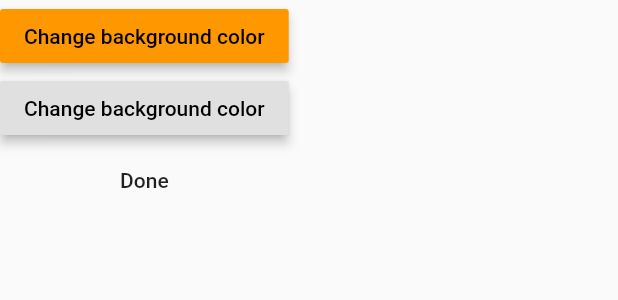
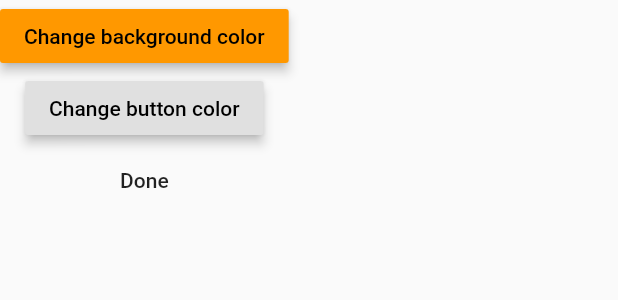
Before and after one commit to Hallis1221/Modlar, a Flutter app: the ThemeCreator widget shown alone on an empty page, opened directly, on a phone screen of 412 x 824 dp. Shown: the top 300 px of the screen. Run offline on Flutter 3.47's test engine with Material 2 defaults, Android fonts, the phone set to English and light mode, and no system bars; our stand-ins replace flutter_colorpicker, get_it, logger, rxdart; generated files the repository leaves out were written again.

Commit message:
:1234: Use direct import for translations, remove indirect translations & add button translation

````diff
--- a/ukeplanr_template/lib/UI/components/errors/404.dart
+++ b/ukeplanr_template/lib/UI/components/errors/404.dart
@@ -1,6 +1,6 @@
 import 'package:flutter/material.dart';
 import 'package:get_it/get_it.dart';
-import 'package:ukeplanr_template/logic/Localization/app_localizations.dart';
+import 'package:flutter_gen/gen_l10n/app_localizations.dart';
 import 'package:ukeplanr_template/logic/navigation/observers/navigationWatcher.dart';
 
 class PageNotFound extends StatelessWidget {
--- a/ukeplanr_template/lib/UI/screens/testing/home/helloWorld.dart
+++ b/ukeplanr_template/lib/UI/screens/testing/home/helloWorld.dart
@@ -1,6 +1,5 @@
 import 'package:ukeplanr_template/UI/components/locale/changeLocale.dart';
-import 'package:ukeplanr_template/logic/Localization/app_localizations.dart';
-
+import 'package:flutter_gen/gen_l10n/app_localizations.dart';
 import 'package:flutter/material.dart';
 
 class PlaceholderWidget extends StatelessWidget {
--- a/ukeplanr_template/lib/UI/screens/testing/theme/newTheme.dart
+++ b/ukeplanr_template/lib/UI/screens/testing/theme/newTheme.dart
@@ -2,7 +2,7 @@ import 'package:flutter/material.dart';
 import 'package:get_it/get_it.dart';
 import 'package:rxdart/rxdart.dart';
 import 'package:ukeplanr_template/UI/components/theme/colorPicker.dart';
-import 'package:ukeplanr_template/logic/Localization/app_localizations.dart';
+import 'package:flutter_gen/gen_l10n/app_localizations.dart';
 import 'package:ukeplanr_template/logic/theme/custom/customTheme.dart';
 import 'package:ukeplanr_template/logic/theme/themes.dart';
 
@@ -33,7 +33,7 @@ class ThemeCreator extends StatelessWidget {
             onChange: (Color color) {
               customTheme.buttonColor.value = color;
             },
-            title: AppLocalizations.of(context)!.changeBackgroundColor,
+            title: AppLocalizations.of(context)!.changeButtonColor,
           ),
           MaterialButton(
             child: Text("Done"),
--- a/ukeplanr_template/lib/config/l10n/app_en.arb
+++ b/ukeplanr_template/lib/config/l10n/app_en.arb
@@ -7,5 +7,6 @@
   },
 
   "pageNotFound": "This isn't the calender you're looking for...",
-  "changeBackgroundColor": "Change background color"
+  "changeBackgroundColor": "Change background color",
+  "changeButtonColor": "Change button color"
 }
--- a/ukeplanr_template/lib/config/l10n/app_no.arb
+++ b/ukeplanr_template/lib/config/l10n/app_no.arb
@@ -1,6 +1,8 @@
 {
   "helloWorld": "Hei verden!",
   "pageNotFound": "Dette er ikke kalenderen du ser etter...",
-  "changeBackgroundColor": "Endre bakgrunnsfarge"
+  "changeBackgroundColor": "Endre bakgrunnsfarge",
+  "changeButtonColor": "Endre knappefarger"
+
 
 }
--- a/ukeplanr_template/lib/logic/Localization/app_localizations.dart
+++ /dev/null
@@ -1,149 +0,0 @@
-import 'dart:async';
-
-import 'package:flutter/foundation.dart';
-import 'package:flutter/widgets.dart';
-import 'package:flutter_localizations/flutter_localizations.dart';
-import 'package:intl/intl.dart' as intl;
-
-import 'languages/app_localizations_en.dart';
-import 'languages/app_localizations_no.dart';
-
-/// Callers can lookup localized strings with an instance of AppLocalizations returned
-/// by `AppLocalizations.of(context)`.
-///
-/// Applications need to include `AppLocalizations.delegate()` in their app's
-/// localizationDelegates list, and the locales they support in the app's
-/// supportedLocales list. For example:
-///
-/// ```
-/// import 'gen_l10n/app_localizations.dart';
-///
-/// return MaterialApp(
-///   localizationsDelegates: AppLocalizations.localizationsDelegates,
-///   supportedLocales: AppLocalizations.supportedLocales,
-///   home: MyApplicationHome(),
-/// );
-/// ```
-///
-/// ## Update pubspec.yaml
-///
-/// Please make sure to update your pubspec.yaml to include the following
-/// packages:
-///
-/// ```
-/// dependencies:
-///   # Internationalization support.
-///   flutter_localizations:
-///     sdk: flutter
-///   intl: any # Use the pinned version from flutter_localizations
-///
-///   # rest of dependencies
-/// ```
-///
-/// ## iOS Applications
-///
-/// iOS applications define key application metadata, including supported
-/// locales, in an Info.plist file that is built into the application bundle.
-/// To configure the locales supported by your app, you’ll need to edit this
-/// file.
-///
-/// First, open your project’s ios/Runner.xcworkspace Xcode workspace file.
-/// Then, in the Project Navigator, open the Info.plist file under the Runner
-/// project’s Runner folder.
-///
-/// Next, select the Information Property List item, select Add Item from the
-/// Editor menu, then select Localizations from the pop-up menu.
-///
-/// Select and expand the newly-created Localizations item then, for each
-/// locale your application supports, add a new item and select the locale
-/// you wish to add from the pop-up menu in the Value field. This list should
-/// be consistent with the languages listed in the AppLocalizations.supportedLocales
-/// property.
-abstract class AppLocalizations {
-  AppLocalizations(String locale)
-      : localeName = intl.Intl.canonicalizedLocale(locale.toString());
-
-  final String localeName;
-
-  static AppLocalizations? of(BuildContext context) {
-    return Localizations.of<AppLocalizations>(context, AppLocalizations);
-  }
-
-  static const LocalizationsDelegate<AppLocalizations> delegate =
-      _AppLocalizationsDelegate();
-
-  /// A list of this localizations delegate along with the default localizations
-  /// delegates.
-  ///
-  /// Returns a list of localizations delegates containing this delegate along with
-  /// GlobalMaterialLocalizations.delegate, GlobalCupertinoLocalizations.delegate,
-  /// and GlobalWidgetsLocalizations.delegate.
-  ///
-  /// Additional delegates can be added by appending to this list in
-  /// MaterialApp. This list does not have to be used at all if a custom list
-  /// of delegates is preferred or required.
-  static const List<LocalizationsDelegate<dynamic>> localizationsDelegates =
-      <LocalizationsDelegate<dynamic>>[
-    delegate,
-    GlobalMaterialLocalizations.delegate,
-    GlobalCupertinoLocalizations.delegate,
-    GlobalWidgetsLocalizations.delegate,
-  ];
-
-  /// A list of this localizations delegate's supported locales.
-  static const List<Locale> supportedLocales = <Locale>[
-    Locale('en'),
-    Locale('no')
-  ];
-
-  /// The conventional newborn programmer greeting
-  ///
-  /// In en, this message translates to:
-  /// **'Hello World!'**
-  String get helloWorld;
-
-  /// No description provided for @pageNotFound.
-  ///
-  /// In en, this message translates to:
-  /// **'This isn\'t the calender you\'re looking for...'**
-  String get pageNotFound;
-
-  /// No description provided for @changeBackgroundColor.
-  ///
-  /// In en, this message translates to:
-  /// **'Change background color'**
-  String get changeBackgroundColor;
-}
-
-class _AppLocalizationsDelegate
-    extends LocalizationsDelegate<AppLocalizations> {
-  const _AppLocalizationsDelegate();
-
-  @override
-  Future<AppLocalizations> load(Locale locale) {
-    return SynchronousFuture<AppLocalizations>(_lookupAppLocalizations(locale));
-  }
-
-  @override
-  bool isSupported(Locale locale) =>
-      <String>['en', 'no'].contains(locale.languageCode);
-
-  @override
-  bool shouldReload(_AppLocalizationsDelegate old) => false;
-}
-
-AppLocalizations _lookupAppLocalizations(Locale locale) {
-// Lookup logic when only language code is specified.
-  switch (locale.languageCode) {
-    case 'en':
-      return AppLocalizationsEn();
-    case 'no':
-      return AppLocalizationsNo();
-  }
-
-  throw FlutterError(
-      'AppLocalizations.delegate failed to load unsupported locale "$locale". This is likely '
-      'an issue with the localizations generation tool. Please file an issue '
-      'on GitHub with a reproducible sample app and the gen-l10n configuration '
-      'that was used.');
-}
--- a/ukeplanr_template/lib/main.dart
+++ b/ukeplanr_template/lib/main.dart
@@ -1,10 +1,10 @@
-import 'package:ukeplanr_template/logic/Localization/app_localizations.dart';
 import 'package:ukeplanr_template/logic/localization/state/locale.dart';
 import 'package:ukeplanr_template/logic/navigation/gen/generateRoute.dart';
 import 'package:ukeplanr_template/logic/navigation/observers/navigationWatcher.dart';
 import 'package:ukeplanr_template/logic/theme/themes.dart';
 import 'package:ukeplanr_template/start/configureApp.dart';
 
+import 'package:flutter_gen/gen_l10n/app_localizations.dart';
 import 'package:flutter/material.dart';
 import 'package:get_it/get_it.dart';
 
````
Also changed, not shown: ukeplanr_template/lib/logic/Localization/languages/app_localizations_en.dart (deleted, +0 -15 lines), ukeplanr_template/lib/logic/Localization/languages/app_localizations_no.dart (deleted, +0 -15 lines).
